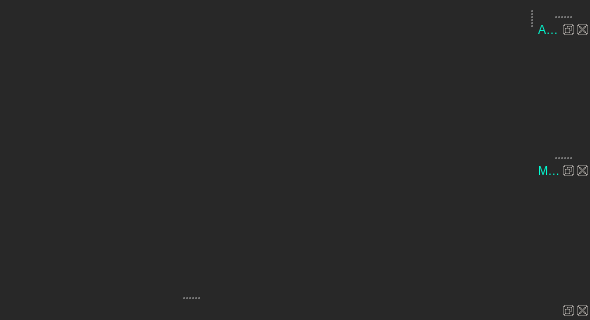
UCI-UAVForge/GroundStation, file GS/GUI/maindockwindow.ui: the form before one commit; both pictures show x 210 to 800 and y 282 to 602 of the 800 by 602 pixel window.
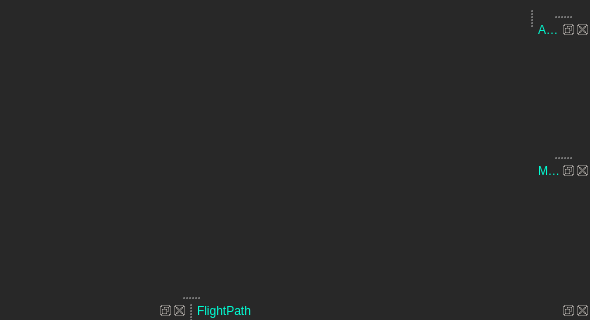
The form after the commit. Custom widgets are drawn as their Qt base class.

Commit message: FlighPathWidget and planePos

Diff of the .ui file:
```diff
--- a/GS/GUI/maindockwindow.ui
+++ b/GS/GUI/maindockwindow.ui
@@ -161,6 +161,15 @@
     <bool>false</bool>
    </attribute>
   </widget>
+  <widget class="QDockWidget" name="FlightPathDock">
+   <property name="windowTitle">
+    <string>FlightPath</string>
+   </property>
+   <attribute name="dockWidgetArea">
+    <number>8</number>
+   </attribute>
+   <widget class="FlightPathWidget" name="flightPathWidget"/>
+  </widget>
   <zorder>actionDock</zorder>
   <zorder>timerDock</zorder>
   <zorder>statusDock</zorder>
@@ -212,6 +221,12 @@
    <header>messagewidget.h</header>
    <container>1</container>
   </customwidget>
+  <customwidget>
+   <class>FlightPathWidget</class>
+   <extends>QWidget</extends>
+   <header location="global">flightpathwidget.h</header>
+   <container>1</container>
+  </customwidget>
  </customwidgets>
  <resources/>
  <connections/>
```
Left out of the diff: 3 changed lines with no effect on the pictures. The commit also changes 15 other files.
